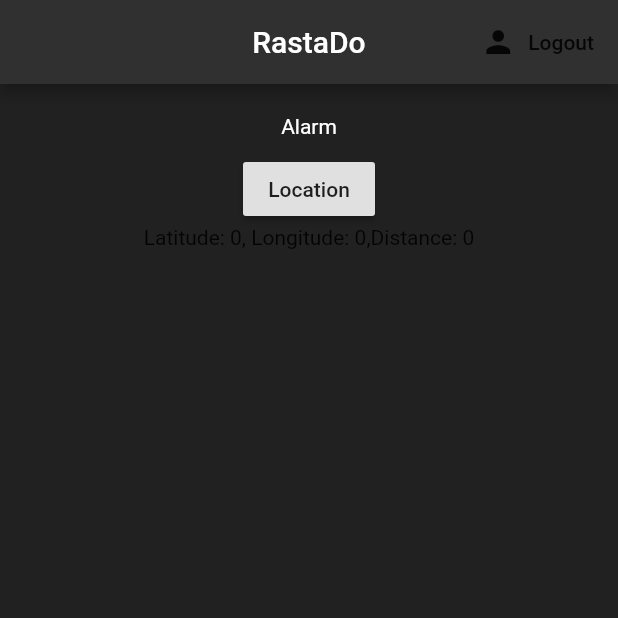
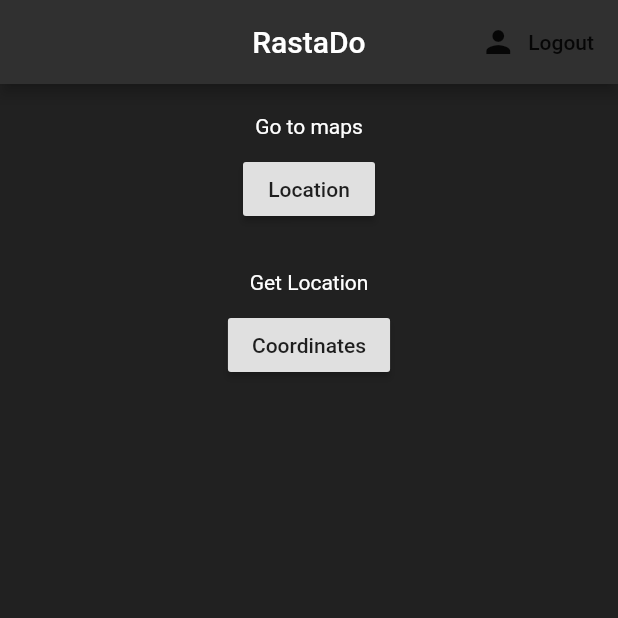
Before and after one commit to akshatmehta1906/Ambulance-Clearance, a Flutter app: the screen it shows once a user with an empty profile is signed in, on a phone screen of 412 x 824 dp, the top half of it. Run offline on Flutter 3.47's test engine with Material 2 defaults, Android fonts, the phone set to English and light mode, and no system bars; our stand-ins replace assets_audio_player, cloud_firestore, firebase_auth, flutter_map, flutter_spinkit, geolocator and 1 more; accounts and stored records are empty.

Commit message:
back to home

```diff
--- a/ambulance/lib/home/home.dart
+++ b/ambulance/lib/home/home.dart
@@ -10,38 +10,6 @@ import 'package:ambulance/map/flutter_maps.dart';
 import 'package:ambulance/shared/constants.dart';
 import 'package:ambulance/shared/loading.dart';
 import 'package:ambulance/models/user.dart';
-import 'package:ambulance/alarm.dart';
-
-final db= Firestore.instance.collection('ID');
-final ambDB = Firestore.instance.collection('ID').document("V4BFp3NYtXhP6WO4DEdOckmD6fH3");
-
-
-dynamic ambLat() async {
-
-  final documents = await db.where('name', isEqualTo: "ambulance").getDocuments();
-  var ambLat = documents.documents.first.data['latitude'];
-
-  return (ambLat);
-}
-
-dynamic ambLong() async {
-
-  final documents = await db.where('name', isEqualTo: "ambulance").getDocuments();
-  var ambLong = documents.documents.first.data['longitude'];
-
-  return ambLong;
-}
-
-
-dynamic distanceInBetween (double lat2, double long2) async {
-
-  double distanceInMeters;
-
-  distanceInMeters = await Geolocator().distanceBetween(ambLat(),ambLong(),lat2 , long2);
-  return distanceInMeters;
-}
-
-
 
 
 
@@ -53,6 +21,71 @@ class Home extends StatefulWidget {
 
 class _HomeState extends State<Home> {
   final AuthService _auth = AuthService();
+
+  @override
+  Widget build(BuildContext context) {
+    return Scaffold(
+      backgroundColor: Colors.grey[900],
+      appBar: AppBar(
+        title: Text('RastaDo'),
+        centerTitle: true,
+        backgroundColor: Colors.grey[850],
+        actions: <Widget>[
+          FlatButton.icon(
+              onPressed: () async {
+                await _auth.signOut();
+              },
+              icon: Icon(Icons.person),
+              label: Text('Logout')),
+        ],
+      ),
+      body: Center(
+        child: Padding(
+          padding: const EdgeInsets.fromLTRB(10.0, 20.0, 10.0, 0.0),
+          child: Column(
+            children: <Widget>[
+              Text(
+                'Go to maps',
+                style: TextStyle(color: Colors.white),
+              ),
+              SizedBox(
+                height: 10.0,
+              ),
+              RaisedButton(
+                onPressed: () {
+                  Navigator.push(context,
+                      MaterialPageRoute(builder: (context) => flutterMap()));
+                },
+                child: Text('Location'),
+              ),
+              SizedBox(
+                height: 30.0,
+              ),
+              Text(
+                'Get Location',
+                style: TextStyle(color: Colors.white),
+              ),
+              SizedBox(
+                height: 10.0,
+              ),
+              RaisedButton(
+                onPressed: () {
+                  Navigator.push(
+                      context,
+                      MaterialPageRoute(
+                          builder: (context) => GeolocationExample()));
+                },
+                child: Text('Coordinates'),
+              ),
+            ],
+          ),
+        ),
+      ),
+    );
+  }
+}
+
+class GeolocationExampleState extends State {
   final _formKey = GlobalKey<FormState>();
   Geolocator _geolocator;
   Position _position;
@@ -60,11 +93,6 @@ class _HomeState extends State<Home> {
   double _long;
   String _name = "no name";
   Timer _timer;
-  double alat;
-  double along;
-  double finaldist;
-
-
 
   void checkPermission() {
     _geolocator.checkGeolocationPermissionStatus().then((status) {
@@ -108,12 +136,7 @@ class _HomeState extends State<Home> {
 
   void updateLocation() async {
     print("updating ...");
-
-
-
-
     try {
-
       Position newPosition = await Geolocator()
           .getCurrentPosition(desiredAccuracy: LocationAccuracy.high)
           .timeout(new Duration(seconds: 5));
@@ -121,12 +144,14 @@ class _HomeState extends State<Home> {
       setState(() {
         _position = newPosition;
       });
-      finaldist= distanceInBetween( _position.latitude.toDouble(), _position.longitude.toDouble());
-
-      Firestore.instance.collection("ID").document("6WJEVTcYWWPn6wY4SwsfaW7UGcv2").updateData({
+//      await DatabaseService(uid: "XbyZRbkk4jUfgppZzCacALcgAiH3").updateUserData(
+//        'asdfgh ' ?? userData.name,
+//        _lat ?? userData.latitude,
+//        _long ?? userData.longitude,
+//      );
+      Firestore.instance.collection("ID").document("789IsAs3uthnB0Re1oZS9jpQ0Gz2").updateData({
         'longitude': _position.longitude.toDouble(),
         'latitude': _position.latitude.toDouble(),
-        'distance': finaldist,
       });
     } catch (e) {
       print('Error: ${e.toString()}');
@@ -137,8 +162,8 @@ class _HomeState extends State<Home> {
 
     final user = Provider.of<User>(context);
     DatabaseService(uid: user.uid).userData;
-    key:_formKey;
-
+    key:
+    _formKey;
     //UserData userData=snapshot.data;
 
     // DatabaseService(uid: user.uid).updateUserData(
@@ -151,66 +176,58 @@ class _HomeState extends State<Home> {
         builder: (context, snapshot) {
           UserData userData = snapshot.data;
           DatabaseService(uid: user.uid).updateUserData(' ' ?? userData.name,
-              _lat ?? userData.latitude, _long ?? userData.longitude, finaldist ?? userData.distance, 0?? userData.speed);
+              _lat ?? userData.latitude, _long ?? userData.longitude, 0 ?? userData.speed, 0 ?? userData.distance);
         });
+  }
+  @override
+  Widget build(BuildContext context) {
+    final user = Provider.of<User>(context);
 
 
-  }
-
-
-  @override
-  Widget build(BuildContext context) {
+    return StreamBuilder<UserData>(
+        stream: DatabaseService(uid: user.uid).userData,
+        builder: (context, snapshot) {
+          UserData userData = snapshot.data;
           return Scaffold(
-      backgroundColor: Colors.grey[900],
             appBar: AppBar(
-        title: Text('RastaDo'),
-        centerTitle: true,
-        backgroundColor: Colors.grey[850],
-        actions: <Widget>[
-          FlatButton.icon(
-              onPressed: () async {
-                await _auth.signOut();
-              },
-              icon: Icon(Icons.person),
-              label: Text('Logout')),
-        ],
+              title: Text('Coordinates'),
             ),
-      body: Center(
-        child: Padding(
-          padding: const EdgeInsets.fromLTRB(10.0, 20.0, 10.0, 0.0),
+            key: _formKey,
+            body: SafeArea(
               child: Column(
                 children: <Widget>[
-              Text(
-                'Alarm',
+                  Text('Latitude: '
+                      '${_position != null ? _position.latitude.toString() : '0'},'
+                      ' Longitude: ${_position != null ? _position.longitude.toString() : '0'}',),
+
+                  RaisedButton(
+                    color: Colors.pink,
+                    child: Text(
+                      'Back',
                       style: TextStyle(color: Colors.white),
                     ),
-              SizedBox(
-                height: 10.0,
+                    onPressed: () async {
+//                      {
+//                        await DatabaseService(uid: user.uid).updateUserData(
+//                          'asdfgh ' ?? userData.name,
+//                          _lat ?? userData.latitude,
+//                          _long ?? userData.longitude,
+//                        );
+                      Navigator.pop(context);
+//                      }
+                    },
                   ),
-              RaisedButton(
-                onPressed: () {
-                  Navigator.push(context,
-                      MaterialPageRoute(builder: (context) => Alarm()));
-                },
-                child: Text('Location'),
-              ),
-              Column(
-                children: <Widget>[
-                  Text(
-                    'Latitude: ${_position != null ? _position.latitude.toString() : '0'},'
-                        ' Longitude: ${_position != null ? _position.longitude.toString() : '0'},'
-                        'Distance: ${_position != null ? finaldist : '0'}'
-                    ,
-                  ),
-
-
-                ],
-              ),
-
                 ],
               ),
             ),
-      ),
           );
+        });
   }
 }
+
+class GeolocationExample extends StatefulWidget {
+  @override
+  State<StatefulWidget> createState() {
+    return GeolocationExampleState();
+  }
+}
--- a/ambulance/pubspec.yaml
+++ b/ambulance/pubspec.yaml
@@ -23,6 +23,7 @@ dependencies:
   flutter_map: ^0.9.0
   audioplayers: ^0.15.1
   assets_audio_player: ^2.0.6+3
+  great_circle_distance2: ^1.0.1+1
 
   # The following adds the Cupertino Icons font to your application.
   # Use with the CupertinoIcons class for iOS style icons.
```
Also changed, not shown: ambulance/pubspec.lock. Lines whose indentation alone changed are shown as unchanged.
